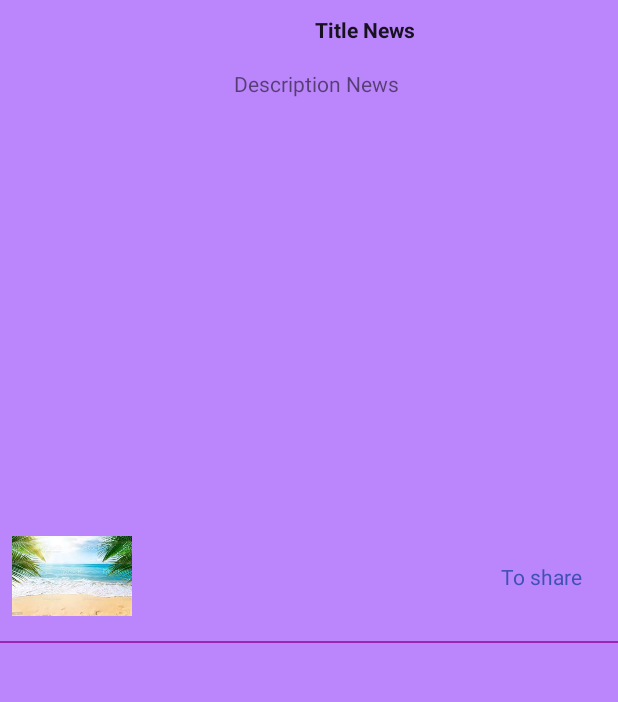
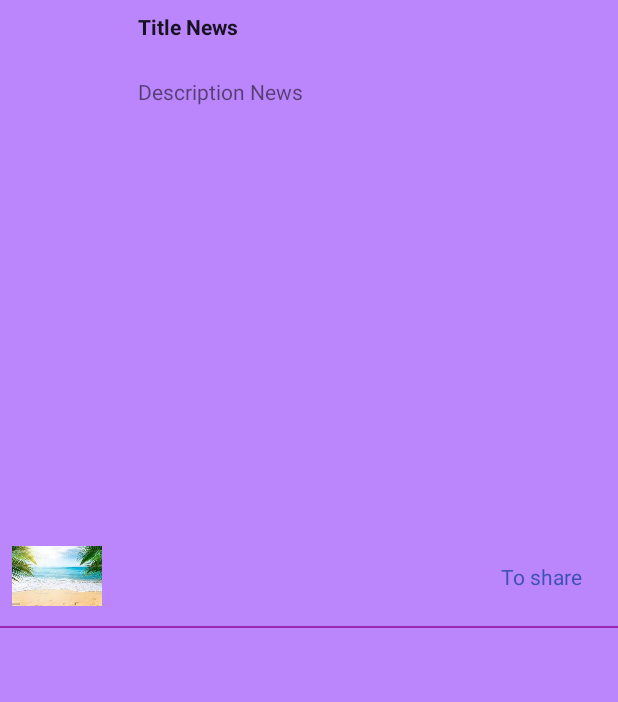
Before and after one commit to patycorona/Current_News, an Android app: the fragment ItemNewsFragment placed in its activity, on a phone screen of 412 x 824 dp, the part 84-786 px from its top. Run offline under Robolectric (Android 15) with nearby library versions, the phone set to English and light mode, and no system bars; our stand-ins replace Dagger/Hilt's generated code, RxJava; libraries missing offline, so code that uses them is left out: com.jakewharton.retrofit2; network calls fail.

Commit message:
término de funcionalidad para implementar noticias

```diff
--- a/app/src/main/java/com/example/currentnews/views/adapter/NewsAdapter.kt
+++ b/app/src/main/java/com/example/currentnews/views/adapter/NewsAdapter.kt
@@ -17,7 +17,7 @@ class NewsAdapter(
     private val dataSource: MutableList<NewsModel>,
     var onListHitItemClickListener: ((newsModel: NewsModel) -> Unit),
     val context: Context,
-    val onItemClickToShare: (() -> Unit)
+    val onItemClickToShare: ((newsModel: NewsModel) -> Unit)
 ) : RecyclerView.Adapter<NewsAdapter.ViewHolder>() {
 
     class ViewHolder(view: View) : RecyclerView.ViewHolder(view) {
@@ -51,6 +51,9 @@ class NewsAdapter(
         viewHolder.root.setOnClickListener {
             onListHitItemClickListener.invoke(dataSource[position])
         }
+        viewHolder.root.setOnClickListener {
+            onItemClickToShare.invoke(dataSource[position])
+        }
     }
 
     override fun getItemCount() = dataSource.size
--- a/app/src/main/res/layout/fragment_item_news.xml
+++ b/app/src/main/res/layout/fragment_item_news.xml
@@ -10,9 +10,9 @@
 
         <ImageView
             android:id="@+id/img_news"
-            android:layout_width="@dimen/marginTop_login"
-            android:layout_height="@dimen/marginTop_login"
-            android:layout_marginStart="@dimen/commo_padding_min"
+            android:layout_width="@dimen/marginTop_image"
+            android:layout_height="@dimen/marginTop_image"
+            android:layout_margin="@dimen/commo_padding_min"
             android:contentDescription="@string/description_img"
             android:src="@drawable/playa"
             app:layout_constraintStart_toStartOf="parent"
@@ -24,11 +24,11 @@
             style="@style/TextAppearance.AppCompat.Body1"
             android:layout_width="@dimen/marginTop_login"
             android:layout_height="0dp"
-            android:layout_marginTop="10dp"
+            android:layout_marginTop="@dimen/commo_padding_min"
+            android:layout_marginStart="@dimen/commo_padding_middle"
             android:lines="@integer/recipebook_line_min"
             android:text="@string/name_news"
             android:textStyle="bold"
-            app:layout_constraintEnd_toEndOf="parent"
             app:layout_constraintTop_toTopOf="parent"
             app:layout_constraintStart_toEndOf="@id/img_news" />
 
@@ -36,15 +36,14 @@
             android:id="@+id/tv_description_news"
             android:layout_width="wrap_content"
             android:layout_height="0dp"
-            android:layout_marginStart="68dp"
-            android:layout_marginTop="36dp"
+            android:layout_marginStart="@dimen/commo_padding_middle"
+            android:layout_marginTop="@dimen/commo_padding_min"
             android:gravity="left"
             android:maxLines="1"
             android:text="@string/author"
             app:layout_constraintBottom_toBottomOf="parent"
             app:layout_constraintStart_toEndOf="@+id/img_news"
-            app:layout_constraintTop_toTopOf="@id/tv_title_News"
-            app:layout_constraintVertical_bias="0.0" />
+            app:layout_constraintTop_toBottomOf="@+id/tv_title_News"/>
 
         <View
             android:layout_width="match_parent"
--- a/app/src/main/res/values/colors.xml
+++ b/app/src/main/res/values/colors.xml
@@ -8,5 +8,7 @@
     <color name="black">#FF000000</color>
     <color name="white">#FFFFFFFF</color>
     <color name="purple">#9C27B0</color>
+    <color name="rose">#E0B7CE</color>
+
     <color name="text_color_reg">#3F51B5</color>
 </resources>
--- a/app/src/main/res/values/dimens.xml
+++ b/app/src/main/res/values/dimens.xml
@@ -6,6 +6,7 @@
     <dimen name="commo_padding_middle">24dp</dimen>
 
     <dimen name="marginTop_login">80dp</dimen>
+    <dimen name="marginTop_image">60dp</dimen>
     <dimen name="height_login">40dp</dimen>
     <dimen name="text_Size">20dp</dimen>
     <dimen name="edit_text_width">210dp</dimen>
```
Also changed, not shown: app/src/main/java/com/example/currentnews/views/main/MainFragment.kt (+14 -2 lines), app/src/main/java/com/example/currentnews/views/news/AddNewsFragment.kt (+8 -0 lines), app/src/main/java/com/example/currentnews/views/news/DetNewsFragment.kt (+3 -4 lines), app/src/main/java/com/example/currentnews/views/news/ItemNewsFragment.kt (+0 -16 lines).
